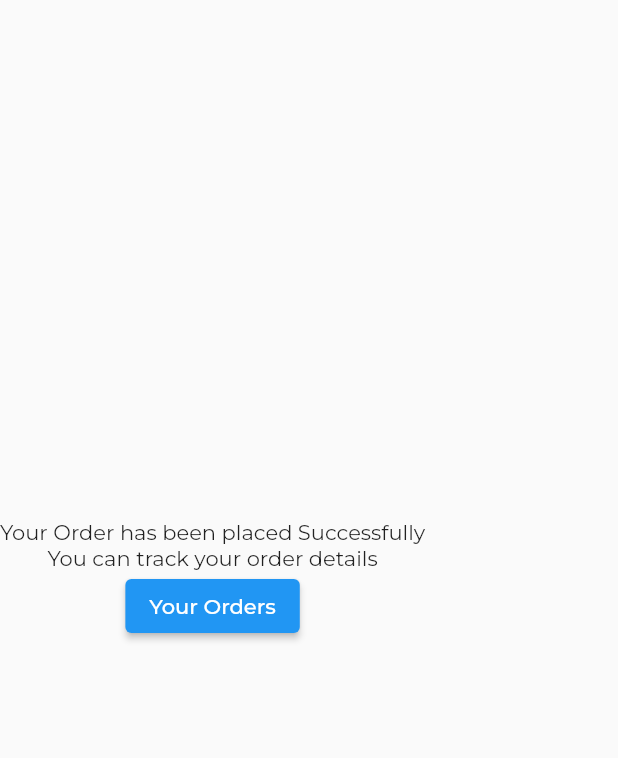
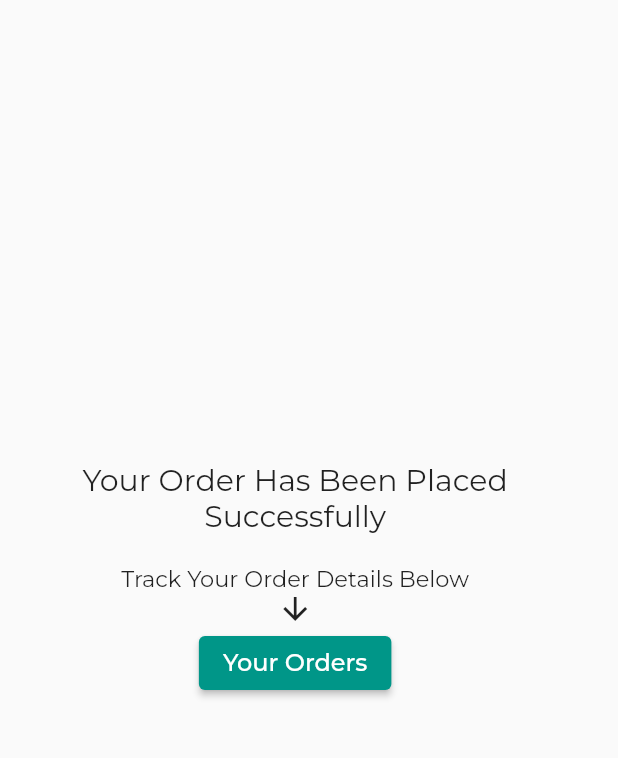
Before and after one commit to prasad1909/MedEasey, a Flutter app: the SuccessScreen screen opened by its route, on a phone screen of 412 x 824 dp, the part 75-833 px from its top. Run offline on Flutter 3.47's test engine with Material 2 defaults, Android fonts, the phone set to English and light mode, and no system bars; our stand-ins replace camera, cloud_firestore, file_picker, firebase_auth, firebase_core, fluttertoast and 8 more; missing offline and left inert: google_ml_kit, pdf_text, razorpay_flutter; accounts and stored records are empty.

Commit message:
:Sparkles: Success Screen

```diff
--- a/lib/screens/success_screen.dart
+++ b/lib/screens/success_screen.dart
@@ -10,18 +10,32 @@ class SuccessScreen extends StatelessWidget {
     return Scaffold(
       appBar: const BasicAppbar(),
       drawer: const AppDrawer(),
-      body: Column(
+      body: Padding(
+        padding: const EdgeInsets.all(55.0),
+        child: Column(
           mainAxisAlignment: MainAxisAlignment.center,
           crossAxisAlignment: CrossAxisAlignment.center,
           children: [
-          const Text('Your Order has been placed Successfully'),
-          const Text('You can track your order details'),
+            const Text('Your Order Has Been Placed',style: TextStyle(fontSize: 20), ),
+            const Text('Successfully',style: TextStyle(fontSize: 20),),
+            SizedBox(
+              width: 20,
+              height: 20,
+            ),
+            const Text('Track Your Order Details Below',style: TextStyle(fontSize: 15),),
+            Icon(Icons.arrow_downward_outlined),
             ElevatedButton(
+              style: ButtonStyle(
+                backgroundColor: MaterialStateProperty.all(Colors.teal)
+              ),
                 onPressed: () {
                   Navigator.pushNamed(context, '/orders');
                 },
-              child: const Text('Your Orders'))
+                child: const Text('Your Orders',style: TextStyle(fontSize: 16),),
+
+            )
           ],
+        ),
       ),
     );
   }
```
Lines whose indentation alone changed are shown as unchanged.
